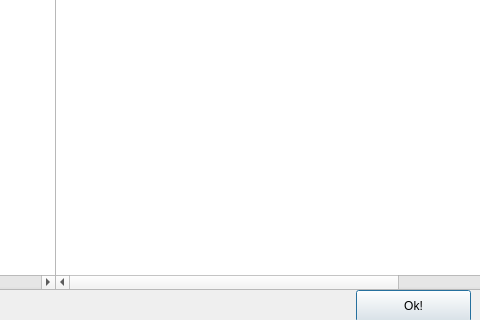
First picture: the form in addconnectionwindow.ui, repository Fanneyyy/hairy-ironman, before the edit; both pictures show x 324 to 804 and y 340 to 660 of the 804 by 660 pixel window.
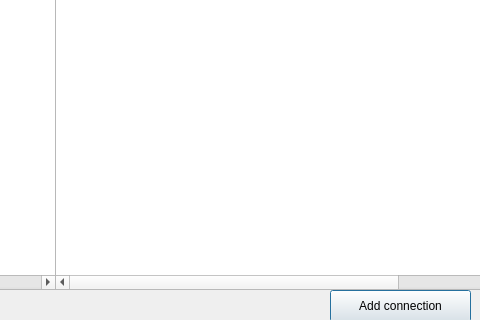
Second picture: the form after the edit.

What changed in the file:
```diff
--- a/addconnectionwindow.ui
+++ b/addconnectionwindow.ui
@@ -142,14 +142,14 @@
   <widget class="QPushButton" name="buttonPushToClose">
    <property name="geometry">
     <rect>
-     <x>680</x>
+     <x>654</x>
      <y>630</y>
-     <width>115</width>
+     <width>141</width>
      <height>32</height>
     </rect>
    </property>
    <property name="text">
-    <string>Ok!</string>
+    <string>Add connection</string>
    </property>
   </widget>
  </widget>
```
